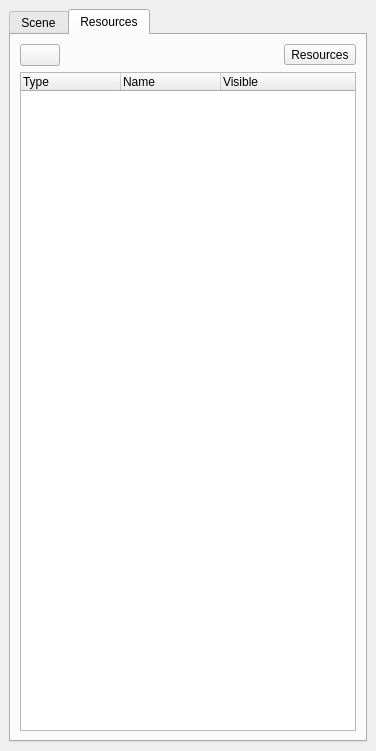
The window that brickleedit/src/gui/scenetree/scenetreedock.ui (paarm/bricklebrit) describes before a commit, drawn with Qt 5.
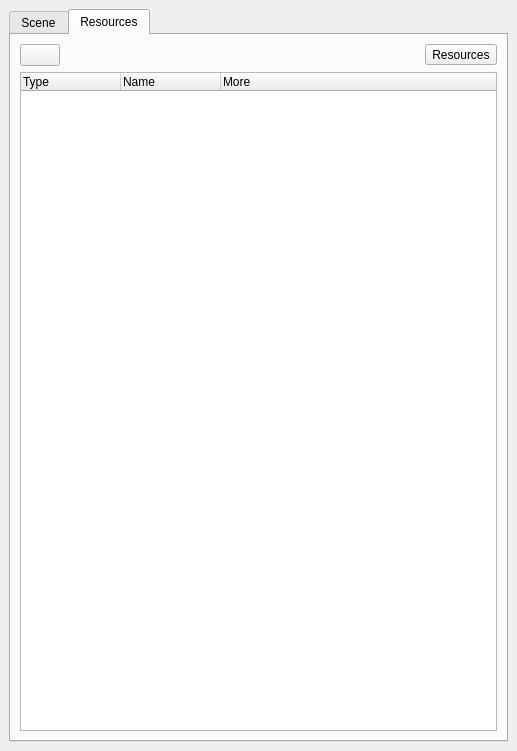
The same window after the commit. Icons and pictures are not drawn.

The edit to the form file:
```diff
--- a/brickleedit/src/gui/scenetree/scenetreedock.ui
+++ b/brickleedit/src/gui/scenetree/scenetreedock.ui
@@ -6,7 +6,7 @@
    <rect>
     <x>0</x>
     <y>0</y>
-    <width>376</width>
+    <width>517</width>
     <height>751</height>
    </rect>
   </property>
@@ -222,7 +222,7 @@
           </column>
           <column>
            <property name="text">
-            <string>Visible</string>
+            <string>More</string>
            </property>
           </column>
          </widget>
```
